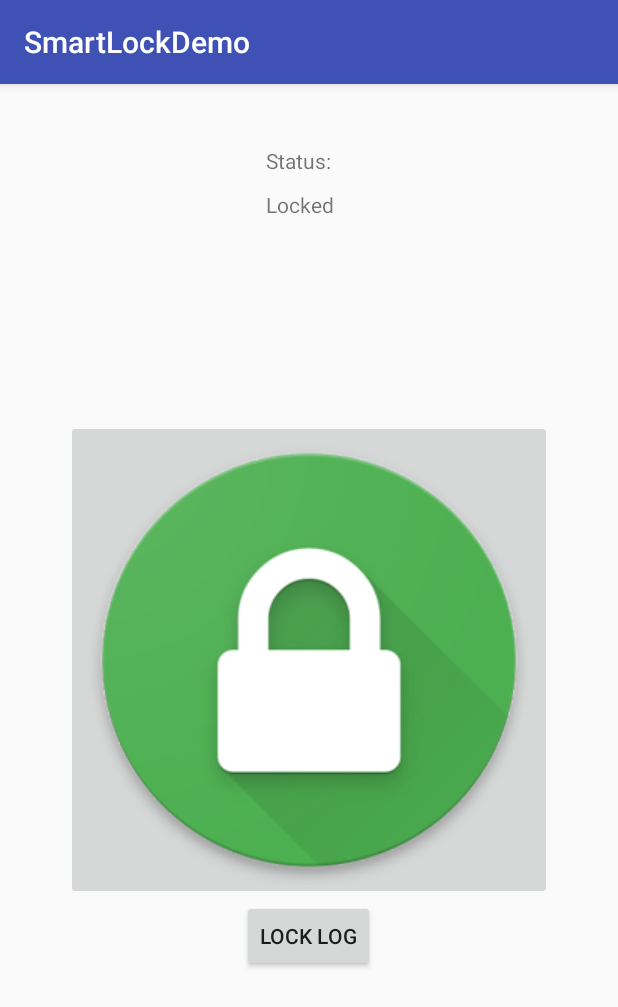
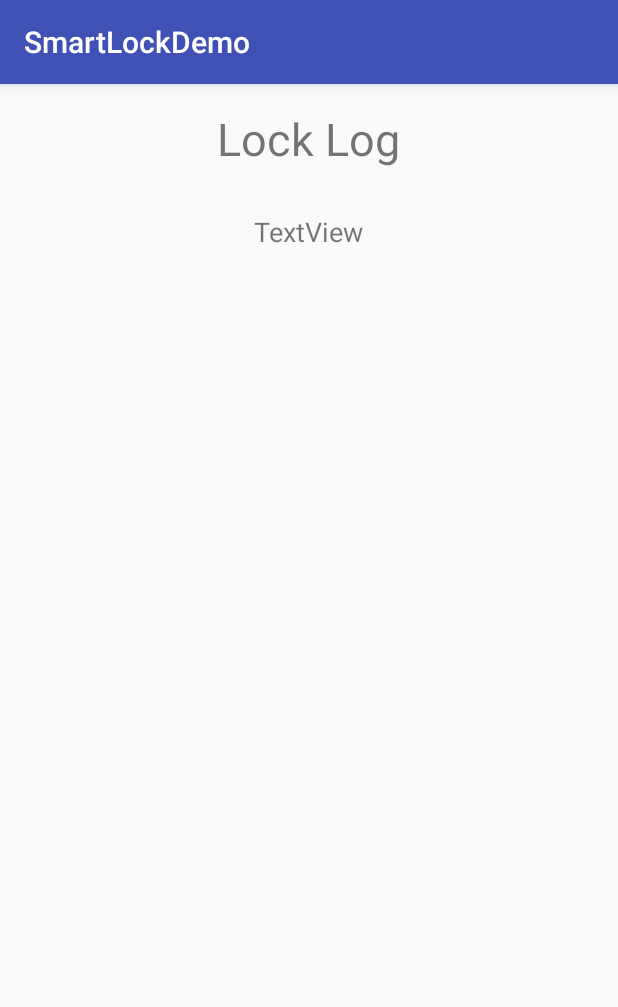
Before and after one commit to zachscheider/Embedded_project, an Android app: the Unlocked screen opened directly, with no data from a screen before it, on a phone screen of 412 x 824 dp. Shown: the top 1007 px of the screen. Run offline under Robolectric (Android 15) with nearby library versions, the light colour scheme and no system bars.

Commit message:
lock log added

```diff
--- a/SmartLockDemo/app/src/main/AndroidManifest.xml
+++ b/SmartLockDemo/app/src/main/AndroidManifest.xml
@@ -19,7 +19,8 @@
                 <category android:name="android.intent.category.LAUNCHER"/>
             </intent-filter>
         </activity>
-        <activity android:name=".Unlocked">
+        <activity android:name=".Unlocked"
+                  android:screenOrientation="portrait">
         </activity>
     </application>
 
--- a/SmartLockDemo/app/src/main/java/com/bignerdranch/android/smartlockdemo/Unlocked.java
+++ b/SmartLockDemo/app/src/main/java/com/bignerdranch/android/smartlockdemo/Unlocked.java
@@ -4,17 +4,31 @@ import android.content.Intent;
 import android.support.v7.app.AppCompatActivity;
 import android.os.Bundle;
 import android.view.View;
+import android.widget.TextView;
 
 public class Unlocked extends AppCompatActivity {
+
+    TextView output;
+    MyDBHandler dbHandler;
 
     @Override
     protected void onCreate(Bundle savedInstanceState) {
         super.onCreate(savedInstanceState);
         setContentView(R.layout.activity_unlocked);
+        //dbHandler = new MyDBHandler(this,null,null,1);
+        output = (TextView) findViewById(R.id.output);
+        //printDatabase();
+        Bundle logx = getIntent().getExtras();
+        if(logx == null){
+            return;
+        }
+        String logData = logx.getString("log");
+        output.setText(logData);
     }
 
-    public void onClick(View view){
-        Intent i = new Intent(this,MainActivity.class);
-        startActivity(i);
+    //Print the log
+    public void printDatabase(){
+        String dbString = dbHandler.databaseToString();
+        output.setText(dbString);
     }
 }
--- a/SmartLockDemo/app/src/main/res/layout/activity_unlocked.xml
+++ b/SmartLockDemo/app/src/main/res/layout/activity_unlocked.xml
@@ -11,41 +11,23 @@
     android:paddingRight="@dimen/activity_horizontal_margin"
     android:paddingTop="@dimen/activity_vertical_margin"
     tools:context="com.bignerdranch.android.smartlockdemo.Unlocked">
+
     <TextView
-        android:text="Locked"
+        android:text="Lock Log"
         android:layout_width="wrap_content"
         android:layout_height="wrap_content"
-        android:layout_marginTop="10dp"
-        android:id="@+id/textView4"
-        android:layout_below="@+id/textView"
-        android:layout_alignStart="@+id/textView"/>
+        android:layout_marginBottom="29dp"
+        android:id="@+id/textView"
+        tools:textSize="24sp"
+        android:layout_centerHorizontal="true"
+        android:textSize="30sp"/>
 
     <TextView
-        android:text="Status:"
+        android:text="TextView"
         android:layout_width="wrap_content"
         android:layout_height="wrap_content"
-        android:layout_marginStart="16dp"
-        android:layout_marginTop="25dp"
-        android:id="@+id/textView"
-        android:layout_alignParentTop="true"
-        android:layout_alignStart="@+id/button"/>
-
-    <ImageButton
-        android:layout_width="wrap_content"
-        android:layout_height="wrap_content"
-        app:srcCompat="@drawable/unlocked"
-        android:id="@+id/imageButton"
-        android:layout_centerVertical="true"
+        android:layout_below="@+id/textView"
         android:layout_centerHorizontal="true"
-        android:onClick="onClick"/>
-
-    <Button
-        android:text="LOCK LOG"
-        android:layout_width="wrap_content"
-        android:layout_height="wrap_content"
-        android:id="@+id/button"
-        android:layout_below="@+id/imageButton"
-        android:layout_centerHorizontal="true"/>
-
-
+        android:id="@+id/output"
+        android:textSize="18sp"/>
 </RelativeLayout>
```
Also changed, not shown: SmartLockDemo/app/src/main/java/com/bignerdranch/android/smartlockdemo/MainActivity.java (+80 -8 lines), SmartLockDemo/app/src/main/java/com/bignerdranch/android/smartlockdemo/MyDBHandler.java (added, +87 -0 lines), SmartLockDemo/app/src/main/java/com/bignerdranch/android/smartlockdemo/Products.java (added, +38 -0 lines), SmartLockDemo/app/src/main/res/layout/activity_main.xml (+19 -9 lines).
